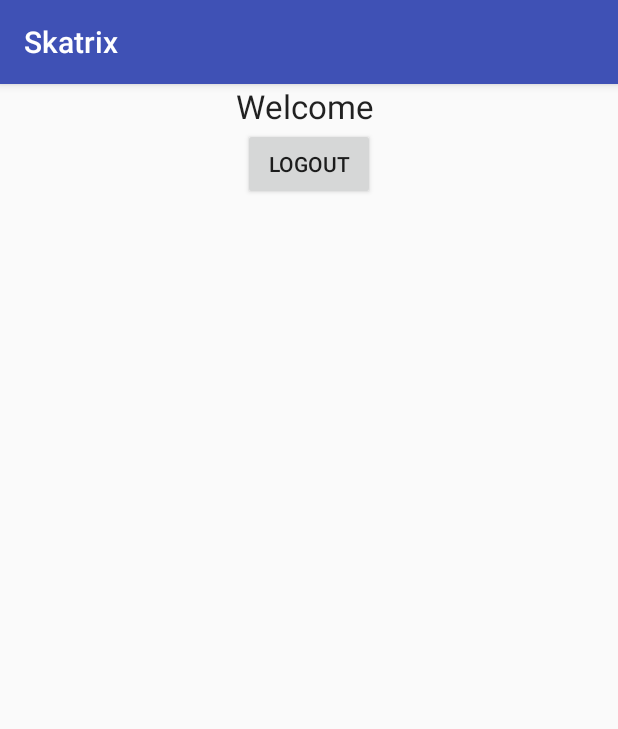
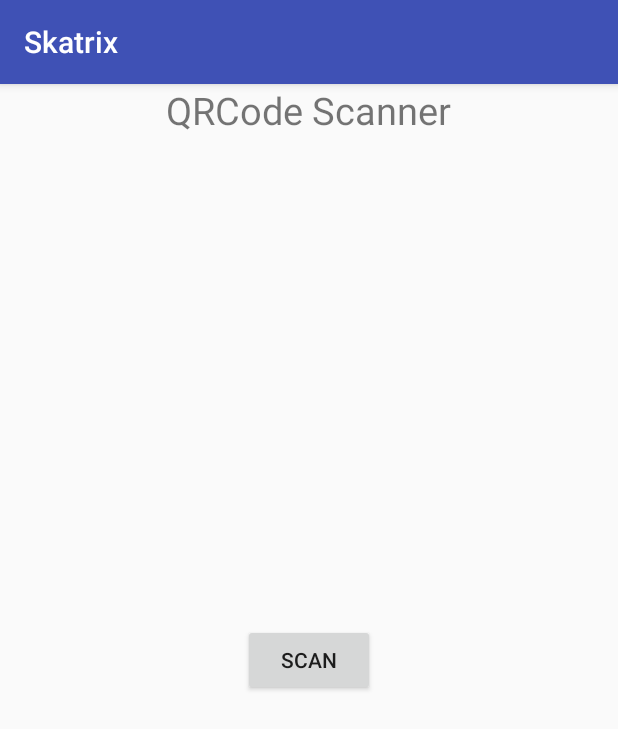
Before and after one commit to KrishnaKanth1999/Skatrix, an Android app: the screen it shows after launch once a user with an empty profile is signed in (ProfileActivity), on a phone screen of 412 x 824 dp. Shown: the top 729 px of the screen. Run offline under Robolectric (Android 15) with nearby library versions, the phone set to English and light mode, and no system bars; our stand-ins replace Firebase (no records; nobody signed in at launch, a user with empty details on screens opened directly); libraries missing offline, so code that uses them is left out: com.google.zxing.integration, com.journeyapps.barcodescanner.

Commit message:
QR-Code Scanned

```diff
--- a/app/src/main/java/com/skatrix/android/skatrix/ProfileActivity.java
+++ b/app/src/main/java/com/skatrix/android/skatrix/ProfileActivity.java
@@ -1,5 +1,8 @@
 package com.skatrix.android.skatrix;
-
+import com.google.firebase.database.DatabaseReference;
+import com.google.firebase.database.FirebaseDatabase;
+import com.journeyapps.barcodescanner.CaptureActivity;
+import android.app.Activity;
 import android.support.v7.app.AppCompatActivity;
 import android.view.View;
 
@@ -9,18 +12,22 @@ import android.view.View;
         import android.view.View;
         import android.widget.Button;
         import android.widget.TextView;
+import android.widget.Toast;
 
-        import com.google.firebase.auth.FirebaseAuth;
+import com.google.firebase.auth.FirebaseAuth;
         import com.google.firebase.auth.FirebaseUser;
+import com.google.zxing.integration.android.IntentIntegrator;
+import com.google.zxing.integration.android.IntentResult;
 
-public class ProfileActivity extends AppCompatActivity implements View.OnClickListener {
+public class ProfileActivity extends AppCompatActivity  {
 
     //firebase auth object
     private FirebaseAuth firebaseAuth;
-
+    private Button scan_btn;
     //view objects
     private TextView textViewUserEmail;
     private Button buttonLogout;
+    private DatabaseReference mDatabase;
 
 
     @Override
@@ -43,27 +50,64 @@ public class ProfileActivity extends AppCompatActivity implements View.OnClickLi
         //getting current user
         FirebaseUser user = firebaseAuth.getCurrentUser();
 
-        //initializing views
-        textViewUserEmail = (TextView) findViewById(R.id.textViewUserEmail);
-        buttonLogout = (Button) findViewById(R.id.buttonLogout);
-
-        //displaying logged in user name
-        textViewUserEmail.setText("Welcome "+user.getEmail());
+//        //initializing views
+//        textViewUserEmail = (TextView) findViewById(R.id.textViewUserEmail);
+//        buttonLogout = (Button) findViewById(R.id.buttonLogout);
+//
+//        //displaying logged in user name
+//        textViewUserEmail.setText("Welcome "+user.getEmail());
 
         //adding listener to button
-        buttonLogout.setOnClickListener(this);
+        //buttonLogout.setOnClickListener(this);
+        scan_btn = (Button) findViewById(R.id.scan_btn);
+        final Activity activity = this;
+        scan_btn.setOnClickListener(new View.OnClickListener() {
+            @Override
+            public void onClick(View view) {
+                IntentIntegrator integrator = new IntentIntegrator(activity);
+                integrator.setCaptureActivity(AnyOrientationCaptureActivity.class);
+                integrator.setOrientationLocked(false);
+                integrator.setDesiredBarcodeFormats(IntentIntegrator.QR_CODE_TYPES);
+                integrator.setPrompt("Scan the Skateboard QR-Code For Ride");
+                integrator.setCameraId(0);
+                integrator.setBeepEnabled(false);
+                integrator.setBarcodeImageEnabled(false);
+                integrator.initiateScan();
+            }
+        });
+
     }
 
+
     @Override
-    public void onClick(View view) {
-        //if logout is pressed
-        if(view == buttonLogout){
-            //logging out the user
-            firebaseAuth.signOut();
-            //closing activity
-            finish();
-            //starting login activity
-            startActivity(new Intent(this, LoginActivity.class));
+    protected void onActivityResult(int requestCode, int resultCode, Intent data) {
+        IntentResult result = IntentIntegrator.parseActivityResult(requestCode, resultCode, data);
+        if(result != null){
+            if(result.getContents()==null){
+                Toast.makeText(this, "You cancelled the scanning", Toast.LENGTH_LONG).show();
+            }
+            else {
+                Toast.makeText(this, result.getContents(),Toast.LENGTH_LONG).show();
+                mDatabase = FirebaseDatabase.getInstance().getReference("path");
+                finish();
+                startActivity(new Intent(this, ControlsActivity.class));
+            }
+        }
+        else {
+            super.onActivityResult(requestCode, resultCode, data);
         }
     }
+//    @Override
+//    public void onClick(View view) {
+//        //if logout is pressed
+////        if(view == buttonLogout){
+////            //logging out the user
+////            firebaseAuth.signOut();
+////            //closing activity
+////            finish();
+////            //starting login activity
+////            startActivity(new Intent(this, LoginActivity.class));
+
+
+
 }
--- a/app/src/main/res/layout/activity_profile.xml
+++ b/app/src/main/res/layout/activity_profile.xml
@@ -7,27 +7,17 @@
     tools:context="com.skatrix.android.skatrix.MainActivity">
 
 
-    <LinearLayout
-        android:orientation="vertical"
-        android:layout_width="match_parent"
-        android:layout_height="match_parent"
+    <TextView
+        android:layout_width="wrap_content"
+        android:layout_height="wrap_content"
+        android:text="QRCode Scanner"
+        android:textSize="25dp"
+        android:layout_centerHorizontal="true"/>
+    <Button
+        android:layout_width="wrap_content"
+        android:layout_height="wrap_content"
+        android:layout_centerHorizontal="true"
         android:layout_centerVertical="true"
-        android:layout_centerHorizontal="true">
-
-
-        <TextView
-            android:layout_width="wrap_content"
-            android:layout_height="wrap_content"
-            android:textAppearance="?android:attr/textAppearanceLarge"
-            android:text="Large Text"
-            android:id="@+id/textViewUserEmail"
-            android:layout_gravity="center_horizontal" />
-
-        <Button
-            android:layout_width="wrap_content"
-            android:layout_height="wrap_content"
-            android:text="Logout"
-            android:id="@+id/buttonLogout"
-            android:layout_gravity="center_horizontal" />
-    </LinearLayout>
+        android:text="SCAN"
+        android:id="@+id/scan_btn"/>
 </RelativeLayout>
--- a/build.gradle
+++ b/build.gradle
@@ -8,7 +8,7 @@ buildscript {
     }
     dependencies {
         classpath 'com.google.gms:google-services:4.1.0'
-        classpath 'com.android.tools.build:gradle:3.0.1'
+        classpath 'com.android.tools.build:gradle:3.1.4'
 
 
         // NOTE: Do not place your application dependencies here; they belong
```
Also changed, not shown: app/build.gradle (+6 -1 lines), app/src/main/AndroidManifest.xml (+9 -1 lines), app/src/main/java/com/skatrix/android/skatrix/AnyOrientationCaptureActivity.java (added, +9 -0 lines), app/src/main/java/com/skatrix/android/skatrix/ControlsActivity.java (added, +13 -0 lines), app/src/main/res/layout/activity_controls.xml (added, +14 -0 lines), app/src/main/java/com/skatrix/android/skatrix/LoginActivity.java (line endings or trailing spaces), gradle/wrapper/gradle-wrapper.properties, 1 other file.
